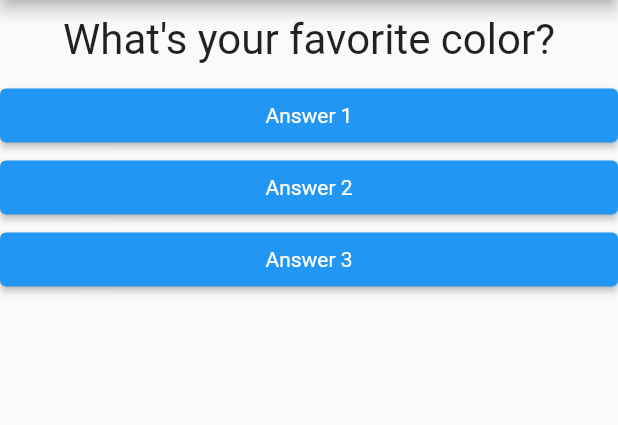
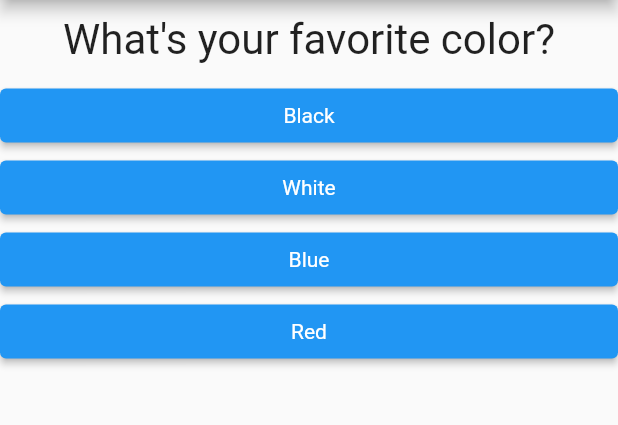
Before and after one commit to mfranco94/quiz_app, a Flutter app: the screen it shows after launch, on a phone screen of 412 x 824 dp, the part 84-509 px from its top. Run offline on Flutter 3.47's test engine with Material 2 defaults, Android fonts, the phone set to English and light mode, and no system bars.

Commit message:
get answer's title from list

```diff
--- a/lib/main.dart
+++ b/lib/main.dart
@@ -16,9 +16,24 @@ class _QuizAppState extends State<QuizApp> {
 
   Widget build(BuildContext context) {
     final questions = [
-      "What's your favorite color?",
-      "What's your favorite pet?",
+      {
+        "text": "What's your favorite color?",
+        "answers": ["Black", "White", "Blue", "Red"],
+      },
+      {
+        "text": "What's your favorite pet?",
+        "answers": ["Dog", "Cat" "Snake", "Bird", "Mouse"],
+      },
+      {
+        "text": "What's your favorite teacher?",
+        "answers": ["Mary", "John", "Wilson", "Jane"]
+      }
     ];
+    List<Widget> answers = [];
+    for (String answerText in questions[_selectedQuestion].cast()["answers"]) {
+      answers.add(Answer(answerText, _answer));
+    }
+
     return MaterialApp(
       home: Scaffold(
         appBar: AppBar(
@@ -26,10 +41,8 @@ class _QuizAppState extends State<QuizApp> {
         ),
         body: Column(
           children: [
-            Question(questions[_selectedQuestion]),
-            Answer('Answer 1', _answer),
-            Answer('Answer 2', _answer),
-            Answer('Answer 3', _answer),
+            Question(questions[_selectedQuestion]["text"].toString()),
+            ...answers,
           ],
         ),
       ),
```
